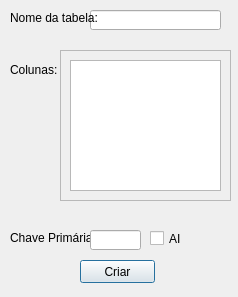
Before: the Qt Designer form Gerenciador de Banco de Dados/Design/criar_tabela.ui in j-victor-silva/projetos_python, drawn with Qt 5.
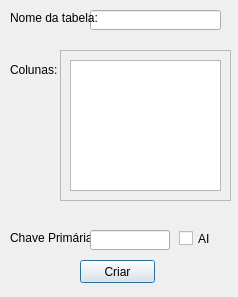
After: the same form once the commit is applied.

Commit message: Atualização: Adicionado método para atualizar valores/janela de erro e documentação

```diff
--- a/Gerenciador de Banco de Dados/Design/criar_tabela.ui
+++ b/Gerenciador de Banco de Dados/Design/criar_tabela.ui
@@ -128,15 +128,27 @@
     <rect>
      <x>90</x>
      <y>230</y>
-     <width>51</width>
+     <width>80</width>
      <height>20</height>
     </rect>
    </property>
+   <property name="minimumSize">
+    <size>
+     <width>80</width>
+     <height>0</height>
+    </size>
+   </property>
+   <property name="maximumSize">
+    <size>
+     <width>80</width>
+     <height>16777215</height>
+    </size>
+   </property>
   </widget>
   <widget class="QCheckBox" name="boxAI">
    <property name="geometry">
     <rect>
-     <x>150</x>
+     <x>179</x>
      <y>230</y>
      <width>41</width>
      <height>17</height>
```
The commit also changes 5 other files.
